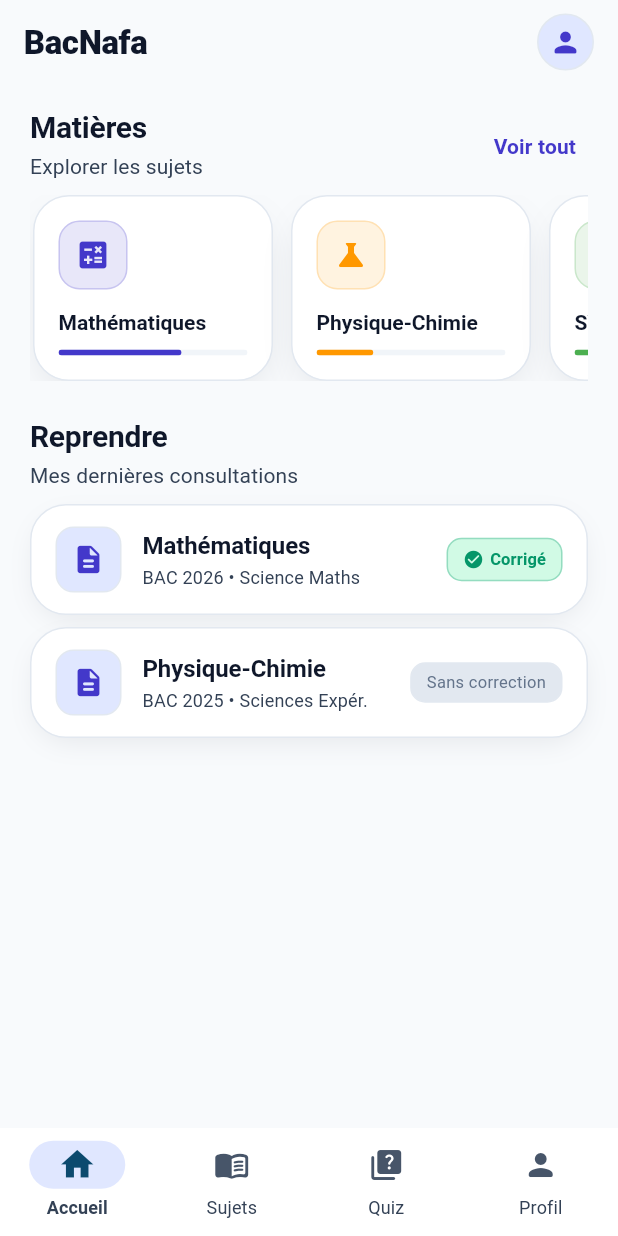
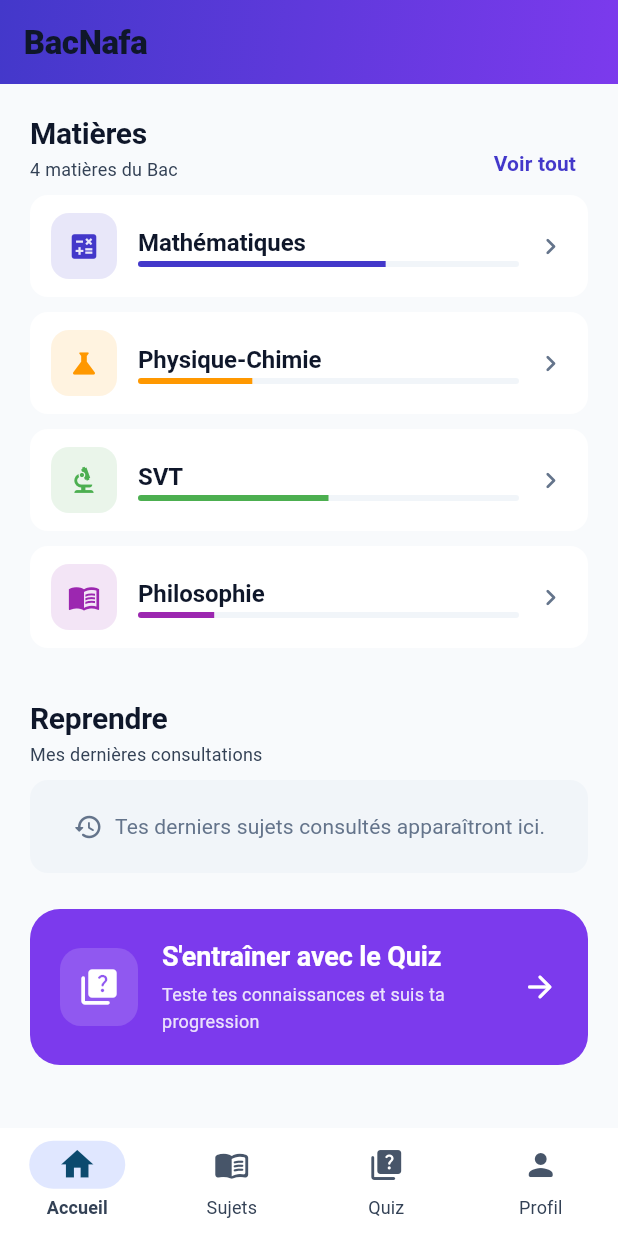
Before and after one commit to dialloabdoulghadirou1958-eng/bacnafa, a Flutter app: the HomePage screen opened by its route, on a phone screen of 412 x 824 dp. Run offline on Flutter 3.47's test engine with Material 3 defaults, Android fonts, the phone set to English and light mode, and no system bars; our stand-ins replace flutter_riverpod, go_router.

Commit message:
Commit pending changes to home, profile, and quiz providers

```diff
--- a/lib/features/home/presentation/pages/home_page.dart
+++ b/lib/features/home/presentation/pages/home_page.dart
@@ -6,10 +6,8 @@ import 'package:bac_nafa/app/theme/app_colors.dart';
 import 'package:bac_nafa/app/theme/app_text_styles.dart';
 import 'package:bac_nafa/core/design/app_spacing.dart';
 import 'package:bac_nafa/core/design/app_radius.dart';
-import 'package:bac_nafa/core/design/app_shadows.dart';
-import 'package:bac_nafa/core/design/app_borders.dart';
 import 'package:bac_nafa/core/providers/mock_providers.dart';
-import 'package:bac_nafa/core/widgets/app_card_premium.dart';
+import 'package:bac_nafa/features/library/providers/library_providers.dart';
 
 class HomePage extends ConsumerWidget {
   const HomePage({super.key});
@@ -18,67 +16,65 @@ class HomePage extends ConsumerWidget {
   Widget build(BuildContext context, WidgetRef ref) {
     final user = ref.watch(currentUserProvider);
     final subjects = ref.watch(subjectsProvider);
+    final history = ref.watch(historyProvider);
 
     return Scaffold(
       body: CustomScrollView(
         slivers: [
-          _HomeSliverAppBar(user: user),
+          _HomeHeader(user: user),
           SliverPadding(
-            padding: const EdgeInsets.fromLTRB(20, 16, 20, 32),
-            sliver: SliverList.list(
-              children: [
-                _SectionHeader(
+            padding: const EdgeInsets.fromLTRB(20, 20, 20, 32),
+            sliver: SliverList(
+              delegate: SliverChildListDelegate.fixed([
+                _SectionTitle(
                   title: 'Matières',
-                  subtitle: 'Explorer les sujets',
+                  subtitle: '${subjects.length} matières du Bac',
                   action: 'Voir tout',
                   onAction: () => context.push(AppRoutes.subjects),
                 ),
                 SizedBox(height: AppSpacing.sm),
-                SizedBox(
-                  height: 124,
-                  child: ListView.separated(
-                    scrollDirection: Axis.horizontal,
-                    padding: const EdgeInsets.symmetric(horizontal: 2),
-                    itemCount: subjects.length,
-                    separatorBuilder: (_, _) => const SizedBox(width: 12),
-                    itemBuilder: (context, index) {
-                      final subject = subjects[index];
-                      return _SubjectCard(
+                ...subjects.map((subject) => Padding(
+                  padding: const EdgeInsets.only(bottom: 10),
+                  child: _SubjectRow(
                     title: subject.name,
+                    subtitle: subject.description,
                     icon: subject.icon,
                     color: subject.color,
                     progress: subject.progress,
                     onTap: () => context.push(AppRoutes.subjects),
-                      );
-                    },
                   ),
-                ),
+                )),
                 SizedBox(height: AppSpacing.lg),
 
-                _SectionHeader(
+                _SectionTitle(
                   title: 'Reprendre',
                   subtitle: 'Mes dernières consultations',
+                  action: history.isNotEmpty ? 'Bibliothèque' : null,
+                  onAction: () => context.push('/library'),
                 ),
                 SizedBox(height: AppSpacing.sm),
-                _RecentExamCard(
-                  subject: 'Mathématiques',
-                  year: 'BAC 2026',
-                  series: 'Science Maths',
-                  hasCorrection: true,
-                  onTap: () {},
+                if (history.isEmpty)
+                  const _EmptyHint(
+                    message: 'Tes derniers sujets consultés apparaîtront ici.',
+                    icon: Icons.history_rounded,
+                  )
+                else
+                  ...history.take(5).map((item) => Padding(
+                    padding: const EdgeInsets.only(bottom: 10),
+                    child: _RecentRow(
+                      title: item.title,
+                      subtitle: '${item.subjectName} • ${item.year}',
+                      onTap: () => context.push('/exam/${item.itemId}'),
                     ),
-                SizedBox(height: AppSpacing.sm),
-                _RecentExamCard(
-                  subject: 'Physique-Chimie',
-                  year: 'BAC 2025',
-                  series: 'Sciences Expér.',
-                  hasCorrection: false,
-                  onTap: () {},
-                ),
+                  )),
                 SizedBox(height: AppSpacing.lg),
 
+                _QuizAccessCard(
+                  count: subjects.length,
+                  onTap: () => context.push('/quiz/1'),
+                ),
                 SizedBox(height: AppSpacing.xxl),
-              ],
+              ]),
             ),
           ),
         ],
@@ -87,55 +83,42 @@ class HomePage extends ConsumerWidget {
   }
 }
 
-class _HomeSliverAppBar extends StatelessWidget {
+class _HomeHeader extends StatelessWidget {
   final dynamic user;
-  const _HomeSliverAppBar({required this.user});
+  const _HomeHeader({required this.user});
 
   @override
   Widget build(BuildContext context) {
     return SliverAppBar(
+      pinned: true,
+      expandedHeight: 0,
+      scrolledUnderElevation: 1,
+      surfaceTintColor: Colors.transparent,
+      automaticallyImplyLeading: false,
       title: Text(
         'BacNafa',
         style: AppTextStyles.headlineLarge.copyWith(fontWeight: FontWeight.w800),
       ),
-      centerTitle: false,
-      pinned: true,
-      floating: false,
-      snap: false,
-      expandedHeight: 0,
-      scrolledUnderElevation: 1,
-      surfaceTintColor: Colors.transparent,
-      actions: [
-        Padding(
-          padding: const EdgeInsets.only(right: 16),
-          child: GestureDetector(
-            onTap: () => context.push(AppRoutes.profile),
-            child: Container(
-              width: 38,
-              height: 38,
-              decoration: BoxDecoration(
-                color: AppColors.primaryContainer,
-                borderRadius: BorderRadius.circular(AppRadius.circular),
-                border: Border.all(color: AppColors.borderSubtle, width: 1),
-              ),
-              child: Center(
-                child: Icon(Icons.person_rounded, color: AppColors.primary, size: 22),
+      flexibleSpace: Container(
+        decoration: const BoxDecoration(
+          gradient: LinearGradient(
+            begin: Alignment.topLeft,
+            end: Alignment.bottomRight,
+            colors: [AppColors.primary, AppColors.tertiary],
           ),
         ),
       ),
-        ),
-      ],
     );
   }
 }
 
-class _SectionHeader extends StatelessWidget {
+class _SectionTitle extends StatelessWidget {
   final String title;
   final String subtitle;
   final String? action;
   final VoidCallback? onAction;
 
-  const _SectionHeader({
+  const _SectionTitle({
     required this.title,
     required this.subtitle,
     this.action,
@@ -145,6 +128,7 @@ class _SectionHeader extends StatelessWidget {
   @override
   Widget build(BuildContext context) {
     return Row(
+      crossAxisAlignment: CrossAxisAlignment.end,
       children: [
         Expanded(
           child: Column(
@@ -152,7 +136,10 @@ class _SectionHeader extends StatelessWidget {
             children: [
               Text(title, style: AppTextStyles.headlineSmall),
               const SizedBox(height: 2),
-              Text(subtitle, style: AppTextStyles.bodyMedium.copyWith(color: AppColors.textSecondary)),
+              Text(
+                subtitle,
+                style: AppTextStyles.bodySmall.copyWith(color: AppColors.textSecondary),
+              ),
             ],
           ),
         ),
@@ -175,15 +162,17 @@ class _SectionHeader extends StatelessWidget {
   }
 }
 
-class _SubjectCard extends StatelessWidget {
+class _SubjectRow extends StatelessWidget {
   final String title;
+  final String subtitle;
   final IconData icon;
   final Color color;
   final double progress;
   final VoidCallback onTap;
 
-  const _SubjectCard({
+  const _SubjectRow({
     required this.title,
+    required this.subtitle,
     required this.icon,
     required this.color,
     required this.progress,
@@ -192,44 +181,51 @@ class _SubjectCard extends StatelessWidget {
 
   @override
   Widget build(BuildContext context) {
-    return GestureDetector(
+    return Material(
+      color: AppColors.surface,
+      borderRadius: BorderRadius.circular(AppRadius.medium),
+      clipBehavior: Clip.antiAlias,
+      child: InkWell(
         onTap: onTap,
-      child: SizedBox(
-        width: 160,
-        child: AppCardPremium(
-          padding: const EdgeInsets.all(16),
-          shadows: AppShadows.medium,
-          border: AppBorders.subtle,
+        child: Padding(
+          padding: const EdgeInsets.symmetric(horizontal: 14, vertical: 12),
+          child: Row(
+            children: [
+              Container(
+                width: 44,
+                height: 44,
+                decoration: BoxDecoration(
+                  color: color.withValues(alpha: 0.12),
+                  borderRadius: BorderRadius.circular(12),
+                ),
+                child: Icon(icon, color: color, size: 22),
+              ),
+              const SizedBox(width: 14),
+              Expanded(
                 child: Column(
                   crossAxisAlignment: CrossAxisAlignment.start,
                   children: [
-              Container(
-                padding: const EdgeInsets.all(10),
-                decoration: BoxDecoration(
-                  color: color.withValues(alpha: 0.12),
-                  borderRadius: BorderRadius.circular(14),
-                  border: Border.all(color: color.withValues(alpha: 0.2), width: 1),
-                ),
-                child: Icon(icon, color: color, size: 24),
-              ),
-              const SizedBox(height: 12),
                     Text(
                       title,
-                style: AppTextStyles.titleSmall.copyWith(fontWeight: FontWeight.w700),
+                      style: AppTextStyles.titleMedium.copyWith(fontWeight: FontWeight.w700),
                       maxLines: 1,
                       overflow: TextOverflow.ellipsis,
                     ),
-              const SizedBox(height: 8),
+                    const SizedBox(height: 2),
                     ClipRRect(
-                borderRadius: BorderRadius.circular(4),
+                      borderRadius: BorderRadius.circular(AppRadius.xs),
                       child: LinearProgressIndicator(
                         value: progress,
                         minHeight: 4,
                         backgroundColor: AppColors.surfaceContainer,
                         valueColor: AlwaysStoppedAnimation<Color>(color),
-                  borderRadius: BorderRadius.circular(4),
                       ),
                     ),
+                  ],
+                ),
+              ),
+              const SizedBox(width: 10),
+              Icon(Icons.chevron_right_rounded, color: AppColors.textTertiary, size: 22),
             ],
           ),
         ),
@@ -238,36 +234,35 @@ class _SubjectCard extends StatelessWidget {
   }
 }
 
-class _RecentExamCard extends StatelessWidget {
-  final String subject;
-  final String year;
-  final String series;
-  final bool hasCorrection;
+class _RecentRow extends StatelessWidget {
+  final String title;
+  final String subtitle;
   final VoidCallback onTap;
 
-  const _RecentExamCard({
-    required this.subject,
-    required this.year,
-    required this.series,
-    required this.hasCorrection,
+  const _RecentRow({
+    required this.title,
+    required this.subtitle,
     required this.onTap,
   });
 
   @override
   Widget build(BuildContext context) {
-    return AppCardPremium(
+    return Material(
+      color: AppColors.surface,
+      borderRadius: BorderRadius.circular(AppRadius.medium),
+      clipBehavior: Clip.antiAlias,
+      child: InkWell(
         onTap: onTap,
-      padding: const EdgeInsets.symmetric(horizontal: 16, vertical: 14),
-      shadows: AppShadows.soft,
-      border: AppBorders.subtle,
+        child: Padding(
+          padding: const EdgeInsets.symmetric(horizontal: 14, vertical: 12),
           child: Row(
             children: [
               Container(
-            padding: const EdgeInsets.all(10),
+                width: 44,
+                height: 44,
                 decoration: BoxDecoration(
                   color: AppColors.primaryContainer,
                   borderRadius: BorderRadius.circular(12),
-              border: Border.all(color: AppColors.borderSubtle, width: 1),
                 ),
                 child: const Icon(Icons.description_rounded, color: AppColors.primary, size: 22),
               ),
@@ -276,47 +271,111 @@ class _RecentExamCard extends StatelessWidget {
                 child: Column(
                   crossAxisAlignment: CrossAxisAlignment.start,
                   children: [
-                Text(subject, style: AppTextStyles.titleMedium.copyWith(fontWeight: FontWeight.w700)),
+                    Text(
+                      title,
+                      style: AppTextStyles.titleSmall.copyWith(fontWeight: FontWeight.w600),
+                      maxLines: 1,
+                      overflow: TextOverflow.ellipsis,
+                    ),
                     const SizedBox(height: 2),
-                Text('$year • $series', style: AppTextStyles.bodySmall.copyWith(color: AppColors.textSecondary)),
+                    Text(
+                      subtitle,
+                      style: AppTextStyles.labelSmall,
+                      maxLines: 1,
+                      overflow: TextOverflow.ellipsis,
+                    ),
                   ],
                 ),
               ),
-          if (hasCorrection)
-            Container(
-              padding: const EdgeInsets.symmetric(horizontal: 10, vertical: 5),
+              const SizedBox(width: 8),
+              Icon(Icons.chevron_right_rounded, color: AppColors.textTertiary, size: 22),
+            ],
+          ),
+        ),
+      ),
+    );
+  }
+}
+
+class _EmptyHint extends StatelessWidget {
+  final String message;
+  final IconData icon;
+
+  const _EmptyHint({required this.message, required this.icon});
+
+  @override
+  Widget build(BuildContext context) {
+    return Container(
+      padding: const EdgeInsets.symmetric(vertical: 20, horizontal: 16),
       decoration: BoxDecoration(
-                color: AppColors.successContainer,
-                borderRadius: BorderRadius.circular(10),
-                border: Border.all(color: AppColors.success.withValues(alpha: 0.3), width: 1),
+        color: AppColors.surfaceContainer,
+        borderRadius: BorderRadius.circular(AppRadius.medium),
       ),
       child: Row(
-                mainAxisSize: MainAxisSize.min,
+        mainAxisAlignment: MainAxisAlignment.center,
         children: [
-                  Icon(Icons.check_circle_rounded, color: AppColors.success, size: 14),
-                  const SizedBox(width: 4),
-                  Text(
-                    'Corrigé',
-                    style: TextStyle(fontSize: 11, fontWeight: FontWeight.w600, color: AppColors.success),
-                  ),
-                ],
-              ),
-            )
-          else
-            Container(
-              padding: const EdgeInsets.symmetric(horizontal: 10, vertical: 5),
-              decoration: BoxDecoration(
-                color: AppColors.surfaceContainerHigh,
-                borderRadius: BorderRadius.circular(10),
-                border: Border.all(color: AppColors.borderSubtle, width: 1),
-              ),
-              child: Text(
-                'Sans correction',
-                style: AppTextStyles.caption.copyWith(color: AppColors.textTertiary),
-              ),
-            ),
+          Icon(icon, color: AppColors.textTertiary, size: 20),
+          const SizedBox(width: 8),
+          Text(message, style: AppTextStyles.bodyMedium.copyWith(color: AppColors.textTertiary)),
         ],
       ),
     );
   }
 }
+
+class _QuizAccessCard extends StatelessWidget {
+  final int count;
+  final VoidCallback onTap;
+
+  const _QuizAccessCard({required this.count, required this.onTap});
+
+  @override
+  Widget build(BuildContext context) {
+    return Material(
+      color: AppColors.tertiary,
+      borderRadius: BorderRadius.circular(AppRadius.large),
+      clipBehavior: Clip.antiAlias,
+      child: InkWell(
+        onTap: onTap,
+        child: Padding(
+          padding: const EdgeInsets.all(20),
+          child: Row(
+            children: [
+              Container(
+                padding: const EdgeInsets.all(12),
+                decoration: BoxDecoration(
+                  color: AppColors.onTertiary.withValues(alpha: 0.15),
+                  borderRadius: BorderRadius.circular(14),
+                ),
+                child: const Icon(Icons.quiz_rounded, color: AppColors.onTertiary, size: 28),
+              ),
+              const SizedBox(width: 16),
+              Expanded(
+                child: Column(
+                  crossAxisAlignment: CrossAxisAlignment.start,
+                  children: [
+                    Text(
+                      'S\'entraîner avec le Quiz',
+                      style: AppTextStyles.titleLarge.copyWith(
+                        color: AppColors.onTertiary,
+                        fontWeight: FontWeight.w700,
+                      ),
+                    ),
+                    const SizedBox(height: 4),
+                    Text(
+                      'Teste tes connaissances et suis ta progression',
+                      style: AppTextStyles.bodySmall.copyWith(
+                        color: AppColors.onTertiary.withValues(alpha: 0.85),
+                      ),
+                    ),
+                  ],
+                ),
+              ),
+              const Icon(Icons.arrow_forward_rounded, color: AppColors.onTertiary, size: 24),
+            ],
+          ),
+        ),
+      ),
+    );
+  }
+}
--- a/lib/features/quiz/providers/quiz_providers.dart
+++ b/lib/features/quiz/providers/quiz_providers.dart
@@ -11,6 +11,10 @@ final quizzesProvider = FutureProvider<List<Quiz>>((ref) {
   return repo.getQuizzes();
 });
 
+final quizzesCountProvider = Provider<AsyncValue<int>>((ref) {
+  return ref.watch(quizzesProvider).whenData((quizzes) => quizzes.length);
+});
+
 final quizByIdProvider = FutureProvider.family<Quiz?, String>((ref, id) async {
   final quizzes = await ref.watch(quizzesProvider.future);
   try {
```
Also changed, not shown: lib/features/profile/presentation/pages/profile_screen.dart (+143 -27 lines). Lines whose indentation alone changed are shown as unchanged.
